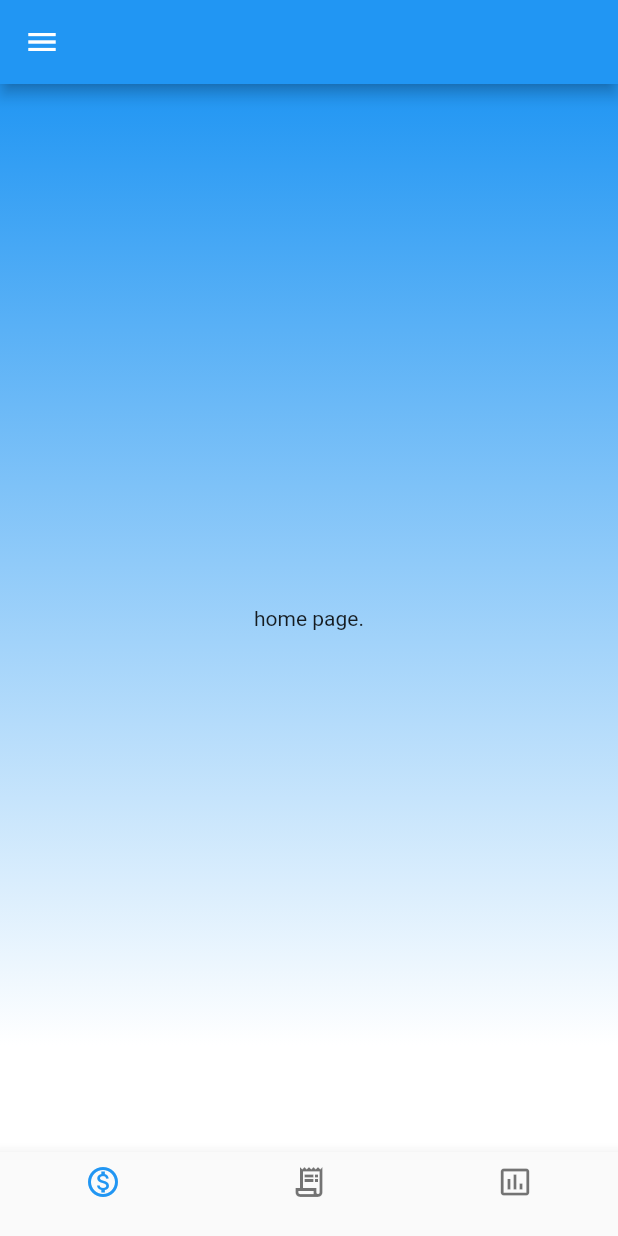
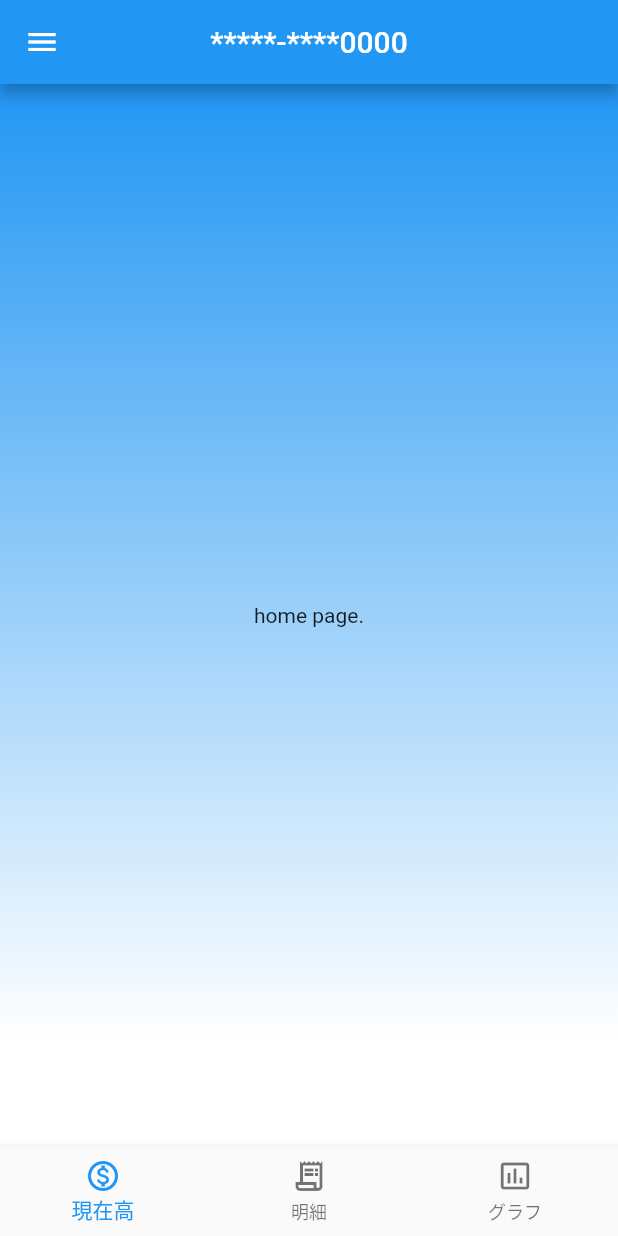
Before and after one commit to szk18/bank_app, a Flutter app: the screen it shows after launch, on a phone screen of 412 x 824 dp. Run offline on Flutter 3.47's test engine with Material 2 defaults, Android fonts, the phone set to English and light mode, and no system bars.

Commit message:
update: BottomNavigationBarItemにラベル追加, appBarにタイトル追加

```diff
--- a/lib/ui/pages/root.dart
+++ b/lib/ui/pages/root.dart
@@ -12,18 +12,21 @@ class Root extends StatelessWidget {
   @override
   Widget build(BuildContext context) {
     return Scaffold(
-      appBar: AppBar(),
+      appBar: AppBar(
+        title: Text('*****-****0000'),
+        centerTitle: true,
+      ),
       drawer: MyDrawer(),
       body: _pageList[context.watch<NavigationModel>().currentIndex],
       bottomNavigationBar: BottomNavigationBar(
           onTap: (int index) => context.read<NavigationModel>().update(index),
           items: [
             BottomNavigationBarItem(
-                icon: Icon(Icons.monetization_on_outlined), label: ''),
+                icon: Icon(Icons.monetization_on_outlined), label: '現在高'),
             BottomNavigationBarItem(
-                icon: Icon(Icons.receipt_long_outlined), label: ''),
+                icon: Icon(Icons.receipt_long_outlined), label: '明細'),
             BottomNavigationBarItem(
-                icon: Icon(Icons.insert_chart_outlined), label: ''),
+                icon: Icon(Icons.insert_chart_outlined), label: 'グラフ'),
           ]),
     );
   }
```
